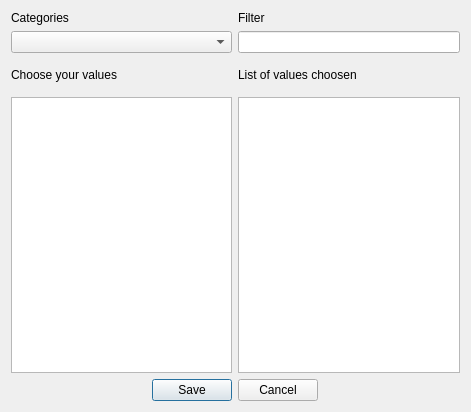
Old version of the form plugins/accountreceiptsplugin/findValuesGUI.ui in the repository FreeHealth/freehealth.
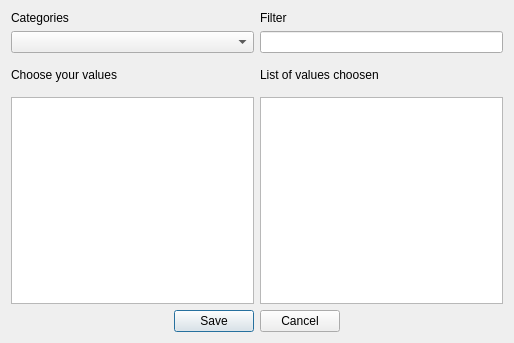
New version of the form.

```diff
--- a/plugins/accountreceiptsplugin/findValuesGUI.ui
+++ b/plugins/accountreceiptsplugin/findValuesGUI.ui
@@ -6,8 +6,8 @@
    <rect>
     <x>0</x>
     <y>0</y>
-    <width>471</width>
-    <height>412</height>
+    <width>514</width>
+    <height>343</height>
    </rect>
   </property>
   <property name="windowTitle">
@@ -16,10 +16,10 @@
   <property name="locale">
    <locale language="English" country="UnitedStates"/>
   </property>
+  <layout class="QGridLayout" name="gridLayout_3">
+   <item row="0" column="0">
   <layout class="QGridLayout" name="gridLayout_2">
    <item row="0" column="0">
-    <layout class="QGridLayout" name="gridLayout">
-     <item row="0" column="0" colspan="2">
       <widget class="QLabel" name="label">
        <property name="text">
         <string>Categories</string>
@@ -29,7 +29,7 @@
        </property>
       </widget>
      </item>
-     <item row="0" column="2" colspan="2">
+     <item row="0" column="1">
       <widget class="QLabel" name="labelFilter">
        <property name="text">
         <string>Filter</string>
@@ -39,10 +39,10 @@
        </property>
       </widget>
      </item>
-     <item row="1" column="0" colspan="2">
+     <item row="1" column="0">
       <widget class="QComboBox" name="comboBoxCategories"/>
      </item>
-     <item row="1" column="2" colspan="2">
+     <item row="1" column="1">
       <widget class="QLineEdit" name="lineEditFilter"/>
      </item>
      <item row="2" column="0">
@@ -52,7 +52,7 @@
        </property>
       </widget>
      </item>
-     <item row="2" column="2" colspan="2">
+     <item row="2" column="1">
       <widget class="QLabel" name="labelChoice">
        <property name="minimumSize">
         <size>
@@ -65,13 +65,29 @@
        </property>
       </widget>
      </item>
-     <item row="3" column="0" colspan="2">
-      <widget class="QTableView" name="tableViewOfValues"/>
+     <item row="3" column="0">
+      <widget class="QTableView" name="tableViewOfValues">
+       <property name="minimumSize">
+        <size>
+         <width>150</width>
+         <height>0</height>
+        </size>
+       </property>
+      </widget>
      </item>
-     <item row="3" column="2" colspan="2">
-      <widget class="QListWidget" name="listChoosenWidget"/>
+     <item row="3" column="1">
+      <widget class="QListWidget" name="listChoosenWidget">
+       <property name="minimumSize">
+        <size>
+         <width>150</width>
+         <height>0</height>
+        </size>
+       </property>
+      </widget>
      </item>
-     <item row="4" column="0">
+     <item row="4" column="0" colspan="2">
+      <layout class="QGridLayout" name="gridLayout">
+       <item row="0" column="0">
       <spacer name="horizontalSpacer_2">
        <property name="orientation">
         <enum>Qt::Horizontal</enum>
@@ -84,7 +100,7 @@
        </property>
       </spacer>
      </item>
-     <item row="4" column="1" colspan="2">
+       <item row="0" column="1">
       <widget class="QDialogButtonBox" name="buttonBox">
        <property name="orientation">
         <enum>Qt::Horizontal</enum>
@@ -94,7 +110,7 @@
        </property>
       </widget>
      </item>
-     <item row="4" column="3">
+       <item row="0" column="2">
       <spacer name="horizontalSpacer">
        <property name="orientation">
         <enum>Qt::Horizontal</enum>
@@ -106,6 +122,8 @@
         </size>
        </property>
       </spacer>
+       </item>
+      </layout>
      </item>
     </layout>
    </item>
```
Lines whose indentation alone changed are shown as unchanged.
